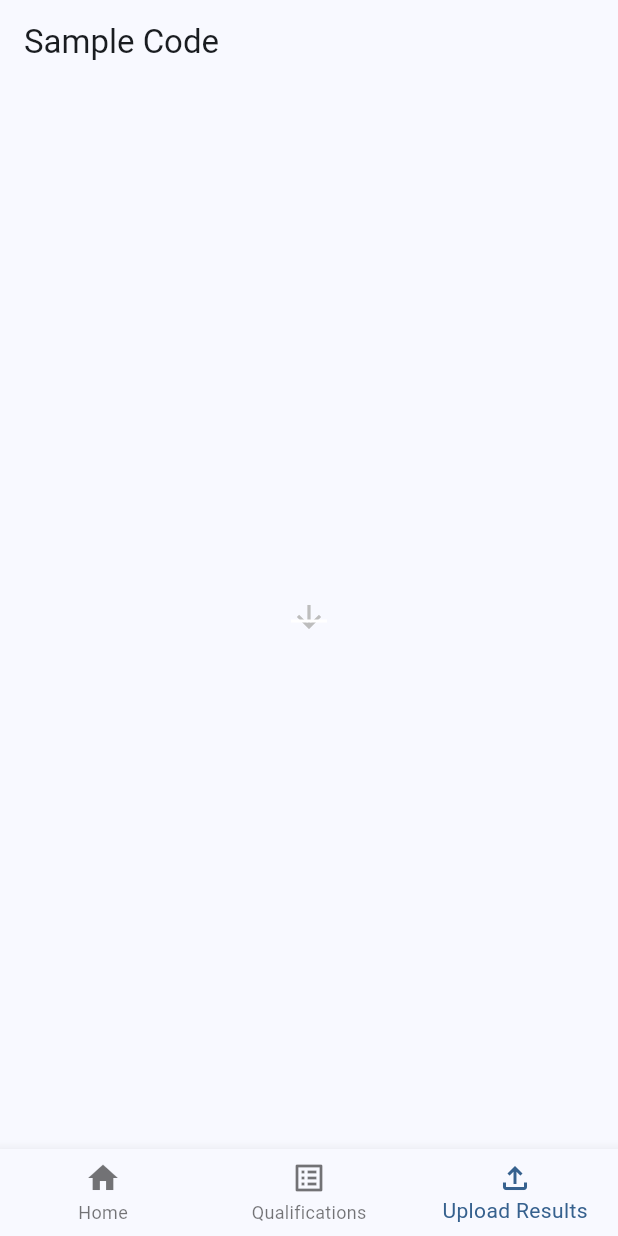
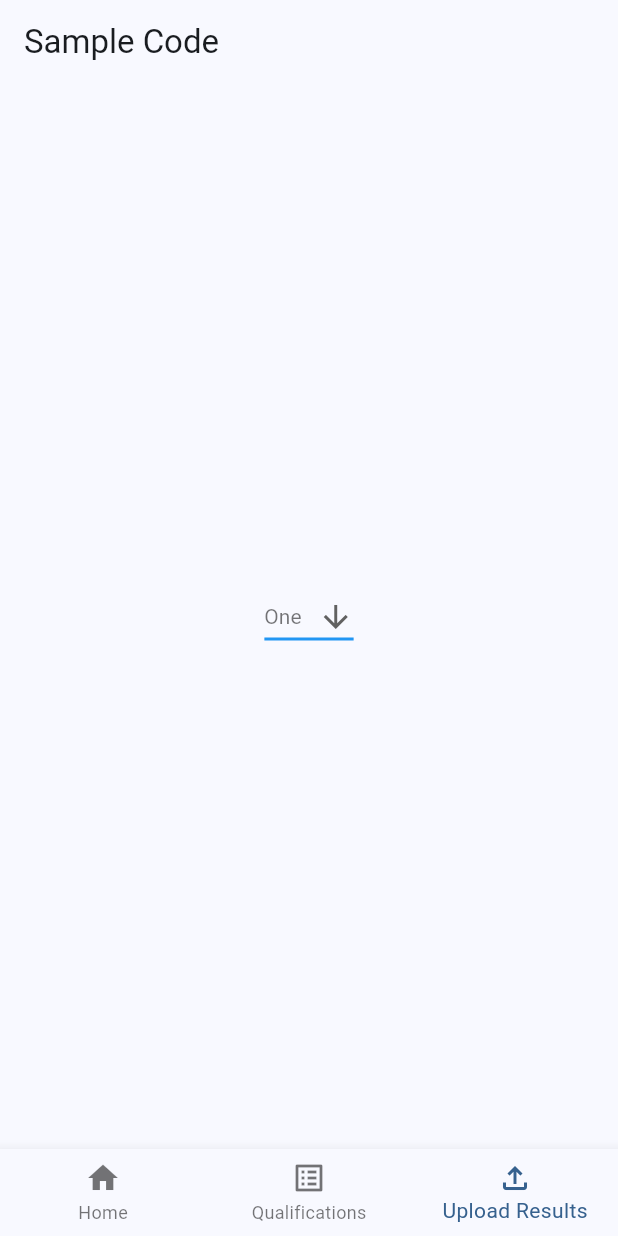
Before and after one commit to Jamesthe1god/Digilvl3app, a Flutter app: the screen it shows after launch, item 3 of the bottom bar chosen, on a phone screen of 412 x 824 dp. Run offline on Flutter 3.47's test engine with Material 3 defaults, Android fonts, the phone set to English and light mode, and no system bars.

Commit message:
Dropdown menu made 24 july

```diff
--- a/lib/Pages/Upload results.dart
+++ b/lib/Pages/Upload results.dart
@@ -1,8 +1,14 @@
 import 'package:flutter/material.dart';
 
-class UploadPage extends StatelessWidget {
-  const UploadPage ({super.key})
-  String dropdownValue = '3';
+class UploadPage extends StatefulWidget {
+  const UploadPage({super.key});
+
+  @override
+  State<UploadPage> createState() => _UploadPageState();
+}
+
+class _UploadPageState extends State<UploadPage> {
+  String dropdownValue = 'One';
 
   @override
   Widget build(BuildContext context) {
@@ -12,16 +18,30 @@ class UploadPage extends StatelessWidget {
             child: DropdownButton<String>(
               value: dropdownValue,
               icon: const Icon(Icons.arrow_downward),
-            style: const TextStyle(color: Colors.white),
+              style: const TextStyle(color: Colors.black54),
               underline: Container(
                 height: 2,
-              color: Colors.white,
+                color: Colors.blue,
               ),
               onChanged: (String? newValue) {
                 setState(() {
                   dropdownValue = newValue!;
-              })
+                });
               },
+              items: const[
+                DropdownMenuItem<String>(
+                  value: 'One',
+                  child: Text('One'),
+                ),
+                DropdownMenuItem<String>(
+                    value: 'Two',
+                    child: Text('Two')
+                ),
+                DropdownMenuItem<String>(
+                  value: 'Three',
+                  child: Text('Three'),
+                )
+              ],
             )
         )
     );
```
Lines whose indentation alone changed are shown as unchanged.
